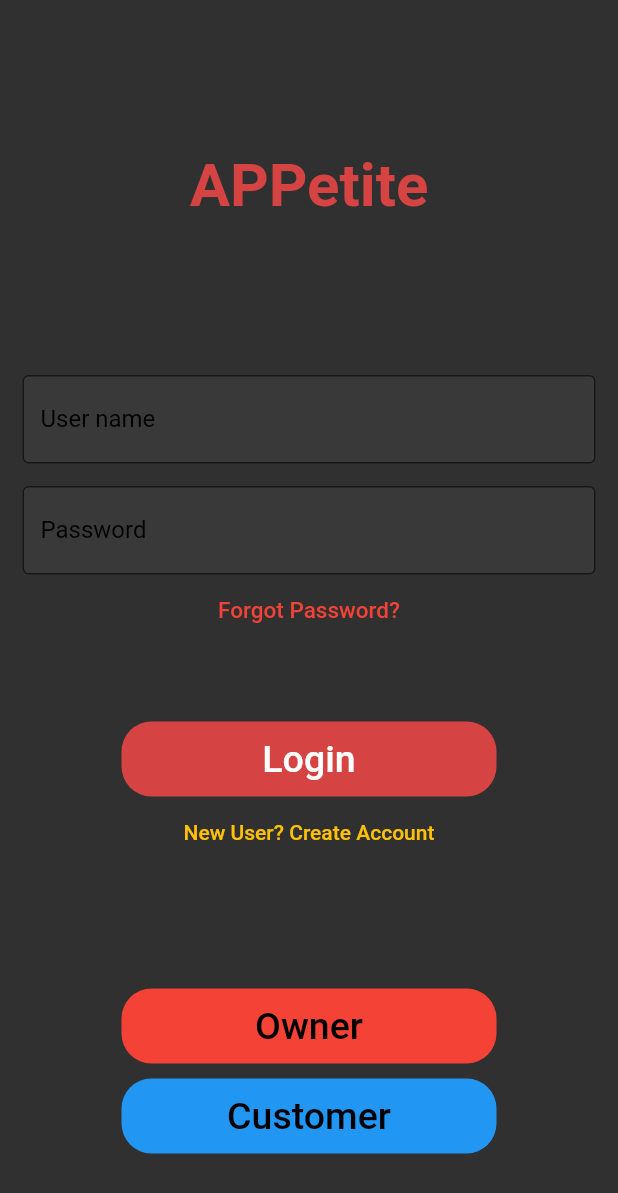
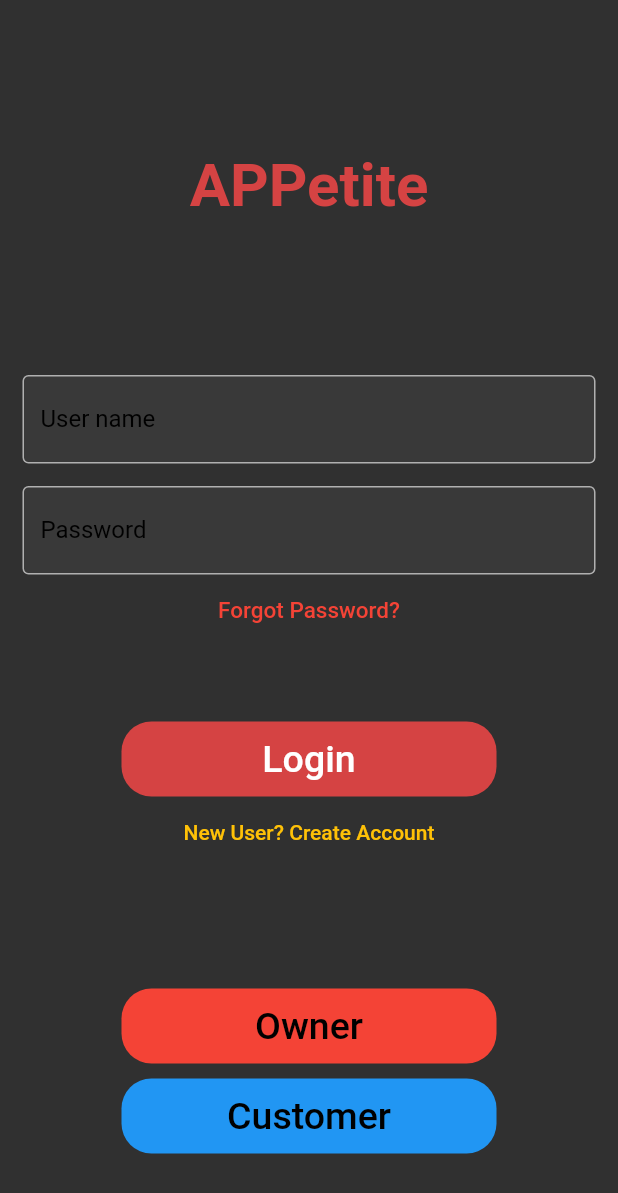
Before and after one commit to mirarnau/Frontend_Project-EA, a Flutter app: the screen it shows after launch, on a phone screen of 412 x 824 dp. Shown: the top 1193 px of the screen. Run offline on Flutter 3.47's test engine with Material 2 defaults, Android fonts, the phone set to English and light mode, and no system bars; drawn by our look-alikes of flutter_settings_screens; our stand-ins replace email_validator, flutter_translate, localstorage, shared_preferences; missing offline and left inert: dart:ffi; accounts and stored records are empty; key blocks and very long unbroken strings in the code were emptied for the run.

```diff
--- /dev/null
+++ b/assets/i18n/ca.json
@@ -0,0 +1,3 @@
+{
+
+}
--- /dev/null
+++ b/assets/i18n/en.json
@@ -0,0 +1,3 @@
+{
+
+}
--- /dev/null
+++ b/assets/i18n/es.json
@@ -0,0 +1,3 @@
+{
+
+}
--- a/lib/main.dart
+++ b/lib/main.dart
@@ -1,27 +1,65 @@
 // ignore_for_file: unnecessary_const
 
 import 'package:flutter/material.dart';
+import 'package:flutter_localizations/flutter_localizations.dart';
+import 'package:flutter_settings_screens/flutter_settings_screens.dart';
+import 'package:flutter_translate/flutter_translate.dart';
 import 'package:flutter_tutorial/pages/loginPage.dart';
+import 'package:flutter_tutorial/pages/profilePage.dart';
 
-void main() {
+void main() async {
+  /*var delegate = await LocalizationDelegate.create(
+          fallbackLocale: 'en',
+          supportedLocales: ['en', 'es', 'ca']);
+
+  runApp(LocalizedApp(delegate, MyApp()));*/
+
+  await Settings.init(cacheProvider: SharePreferenceCache());
+
   runApp(const MyApp());
 }
+
 
 //MyApp is the root widget
 class MyApp extends StatelessWidget {
   //The fact that it's a statless widget ENABLES HOT RELOAD
   const MyApp({Key? key}) : super(key: key);
+
   @override
   Widget build(BuildContext context) {
-    return MaterialApp(
+
+    //var localizationDelegate = LocalizedApp.of(context).delegate;
+
+    //return LocalizationProvider(
       //MaterialApp is another widget, and it allows us to make the designs, it acts as a wrapper for the other widgets.
-      title: 'Flutter Demo',
-      theme: ThemeData(
-        backgroundColor: Colors.black,
-        primarySwatch: Palette.kToDark,
-      ),
-      home: LoginPage(),
-    );
+      //state: LocalizationProvider.of(context).state,
+      //child: ValueChangeObserver<bool>(
+    return ValueChangeObserver<bool>(
+        cacheKey: ProfilePage.keyDarkMode,
+        defaultValue: true,
+        builder: (_, isDarkMode, __) => MaterialApp(
+          title: 'Appétit',
+          /*localizationsDelegates: [
+            GlobalMaterialLocalizations.delegate,
+            GlobalWidgetsLocalizations.delegate,
+            localizationDelegate
+          ],
+          supportedLocales: localizationDelegate.supportedLocales,
+          locale: localizationDelegate.currentLocale,*/
+          theme: isDarkMode
+            ? ThemeData.dark().copyWith(
+              primaryColor: Colors.teal,
+              scaffoldBackgroundColor: Color.fromARGB(255, 30, 30, 30),
+              canvasColor: Color.fromARGB(255, 30, 30, 30),
+            )
+            : ThemeData.light().copyWith(
+              scaffoldBackgroundColor: Color.fromARGB(255, 255, 255, 255),
+              canvasColor: Color.fromARGB(255, 255, 255, 255),
+            ),
+          home: LoginPage(),
+        ),
+      );
+    //);
   }
 }
 
--- a/lib/pages/listRestaurantsPage.dart
+++ b/lib/pages/listRestaurantsPage.dart
@@ -58,7 +58,6 @@ class _RestaurantsPageState extends State<ListRestaurantsPage> {
         body: Container(
           width: MediaQuery.of(context).size.width,
           height: MediaQuery.of(context).size.height,
-          color: Color.fromARGB(255, 30, 30, 30),
           child: Column (
           mainAxisSize: MainAxisSize.min,
           children: <Widget> [
@@ -124,7 +123,6 @@ class _RestaurantsPageState extends State<ListRestaurantsPage> {
         ),
         drawer: NavDrawer(customer: widget.customer, previousTags: widget.newTags),
         body: Container(
-          color: Color.fromARGB(255, 18, 18, 18),
           child: Column (
           mainAxisSize: MainAxisSize.min,
           children: <Widget> [
--- a/lib/pages/mainPage.dart
+++ b/lib/pages/mainPage.dart
@@ -72,7 +72,6 @@ class _MainPageState extends State<MainPage> {
         child: screens.elementAt(_selectedIndex),
       ),
       bottomNavigationBar: BottomNavigationBar(
-        backgroundColor: const Color.fromARGB(255, 43, 43, 43),
         type: BottomNavigationBarType.fixed,
         items: const <BottomNavigationBarItem>[
           BottomNavigationBarItem(
--- a/lib/widgets/lateralChatWidget.dart
+++ b/lib/widgets/lateralChatWidget.dart
@@ -65,7 +65,7 @@ class NavDrawerChat extends StatelessWidget {
           )
         ),
       ],
-)
+      )
     );
   }
 }
```
Also changed, not shown: lib/models/customer.dart (+4 -3 lines), lib/pages/profilePage.dart (+68 -2 lines), lib/widgets/accountSettingsWidget.dart (added, +35 -0 lines), lib/widgets/iconWidget.dart (added, +22 -0 lines), lib/widgets/profileWidget.dart (+9 -5 lines), pubspec.yaml (+10 -1 lines), pubspec.lock.
